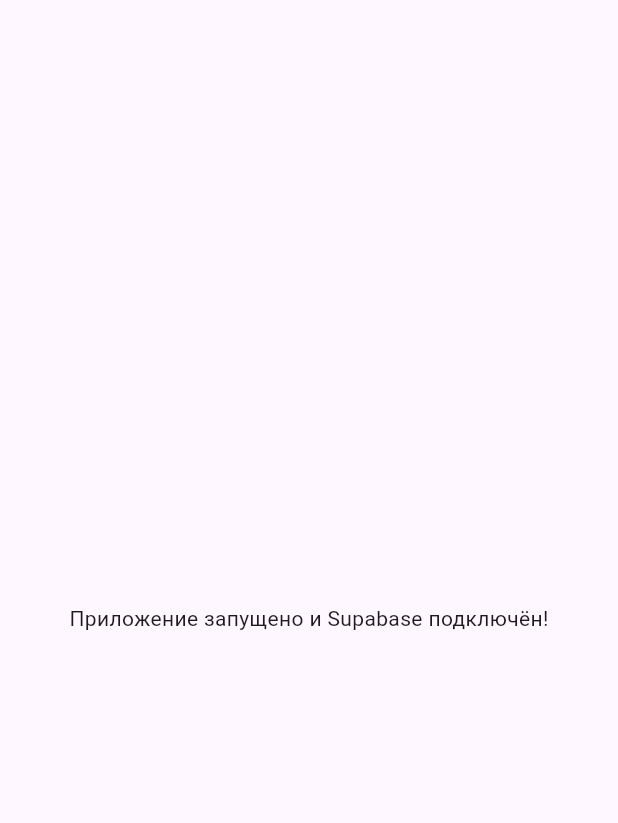
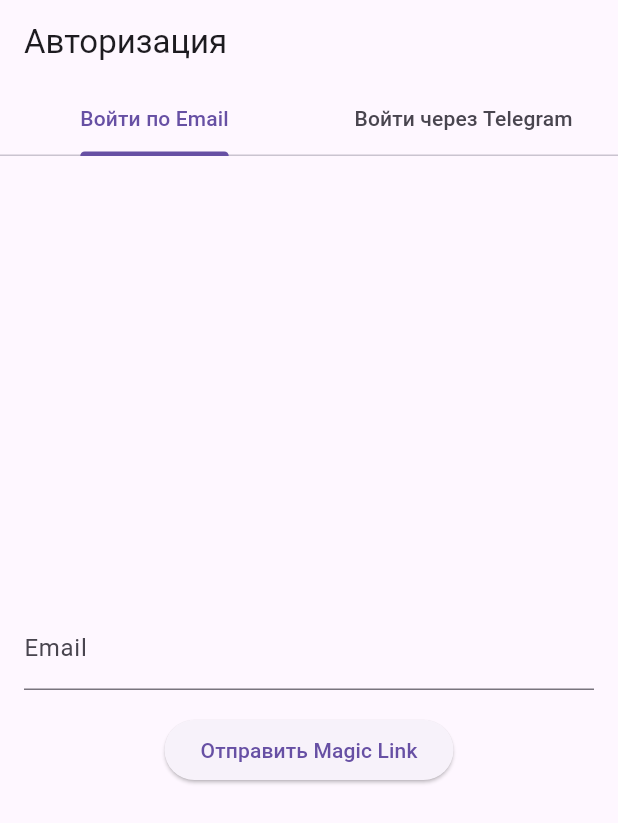
Before and after one commit to pangedza/fmgame, a Flutter app: the screen it shows after launch, on a phone screen of 412 x 824 dp. Shown: the top 823 px of the screen. Run offline on Flutter 3.47's test engine with Material 3 defaults, Android fonts, the phone set to English and light mode, and no system bars; our stand-ins replace flutter_dotenv, supabase_flutter; accounts and stored records are empty.

Commit message:
Создан экран авторизации по email и Telegram

```diff
--- /dev/null
+++ b/lib/auth_screen.dart
@@ -0,0 +1,137 @@
+import 'package:flutter/material.dart';
+import 'package:supabase_flutter/supabase_flutter.dart';
+import 'package:url_launcher/url_launcher.dart';
+
+class AuthScreen extends StatefulWidget {
+  const AuthScreen({super.key});
+
+  @override
+  State<AuthScreen> createState() => _AuthScreenState();
+}
+
+class _AuthScreenState extends State<AuthScreen> {
+  final _emailController = TextEditingController();
+  bool _loading = false;
+  String? _status;
+
+  @override
+  void initState() {
+    super.initState();
+    final session = Supabase.instance.client.auth.currentSession;
+    if (session != null) {
+      WidgetsBinding.instance.addPostFrameCallback((_) {
+        Navigator.of(context).pushReplacement(
+          MaterialPageRoute(builder: (_) => const MainScreen()),
+        );
+      });
+    }
+  }
+
+  Future<void> _sendMagicLink() async {
+    setState(() {
+      _loading = true;
+      _status = null;
+    });
+    try {
+      await Supabase.instance.client.auth
+          .signInWithOtp(email: _emailController.text.trim());
+      setState(() {
+        _status = 'Письмо отправлено';
+      });
+    } catch (e) {
+      setState(() {
+        _status = 'Ошибка: $e';
+      });
+    } finally {
+      setState(() {
+        _loading = false;
+      });
+    }
+  }
+
+  Future<void> _openTelegram() async {
+    const token = 'some_token';
+    final url = Uri.parse('https://t.me/your_bot?start=$token');
+    if (await canLaunchUrl(url)) {
+      await launchUrl(url, mode: LaunchMode.externalApplication);
+    }
+    handleTelegramCallback(token);
+  }
+
+  void handleTelegramCallback(String token) {
+    // TODO: связать с Supabase
+    // ignore: avoid_print
+    print('Token received: $token');
+  }
+
+  @override
+  Widget build(BuildContext context) {
+    return DefaultTabController(
+      length: 2,
+      child: Scaffold(
+        appBar: AppBar(
+          title: const Text('Авторизация'),
+          bottom: const TabBar(
+            tabs: [
+              Tab(text: 'Войти по Email'),
+              Tab(text: 'Войти через Telegram'),
+            ],
+          ),
+        ),
+        body: TabBarView(
+          children: [
+            _buildEmailTab(),
+            _buildTelegramTab(),
+          ],
+        ),
+      ),
+    );
+  }
+
+  Widget _buildEmailTab() {
+    return Padding(
+      padding: const EdgeInsets.all(16.0),
+      child: Column(
+        mainAxisAlignment: MainAxisAlignment.center,
+        children: [
+          TextField(
+            controller: _emailController,
+            decoration: const InputDecoration(labelText: 'Email'),
+          ),
+          const SizedBox(height: 16),
+          ElevatedButton(
+            onPressed: _loading ? null : _sendMagicLink,
+            child: _loading
+                ? const CircularProgressIndicator()
+                : const Text('Отправить Magic Link'),
+          ),
+          if (_status != null) ...[
+            const SizedBox(height: 16),
+            Text(_status!),
+          ],
+        ],
+      ),
+    );
+  }
+
+  Widget _buildTelegramTab() {
+    return Center(
+      child: ElevatedButton(
+        onPressed: _openTelegram,
+        child: const Text('Открыть Telegram'),
+      ),
+    );
+  }
+}
+
+class MainScreen extends StatelessWidget {
+  const MainScreen({super.key});
+
+  @override
+  Widget build(BuildContext context) {
+    return Scaffold(
+      appBar: AppBar(title: const Text('Главная')),
+      body: const Center(child: Text('Вы вошли!')),
+    );
+  }
+}
--- a/lib/main.dart
+++ b/lib/main.dart
@@ -1,6 +1,7 @@
 import 'package:flutter/material.dart';
 import 'package:supabase_flutter/supabase_flutter.dart';
 import 'package:flutter_dotenv/flutter_dotenv.dart';
+import 'auth_screen.dart';
 
 Future<void> main() async {
   WidgetsFlutterBinding.ensureInitialized();
@@ -30,10 +31,8 @@ class MyApp extends StatelessWidget {
   const MyApp({super.key});
   @override
   Widget build(BuildContext context) {
-    return MaterialApp(
-      home: Scaffold(
-        body: Center(child: Text('Приложение запущено и Supabase подключён!')),
-      ),
+    return const MaterialApp(
+      home: AuthScreen(),
     );
   }
 }
--- a/pubspec.yaml
+++ b/pubspec.yaml
@@ -33,6 +33,7 @@ dependencies:
 
   supabase_flutter: ^2.3.3
   flutter_dotenv: ^5.0.2
+  url_launcher: ^6.3.1
 
   # The following adds the Cupertino Icons font to your application.
   # Use with the CupertinoIcons class for iOS style icons.
```
